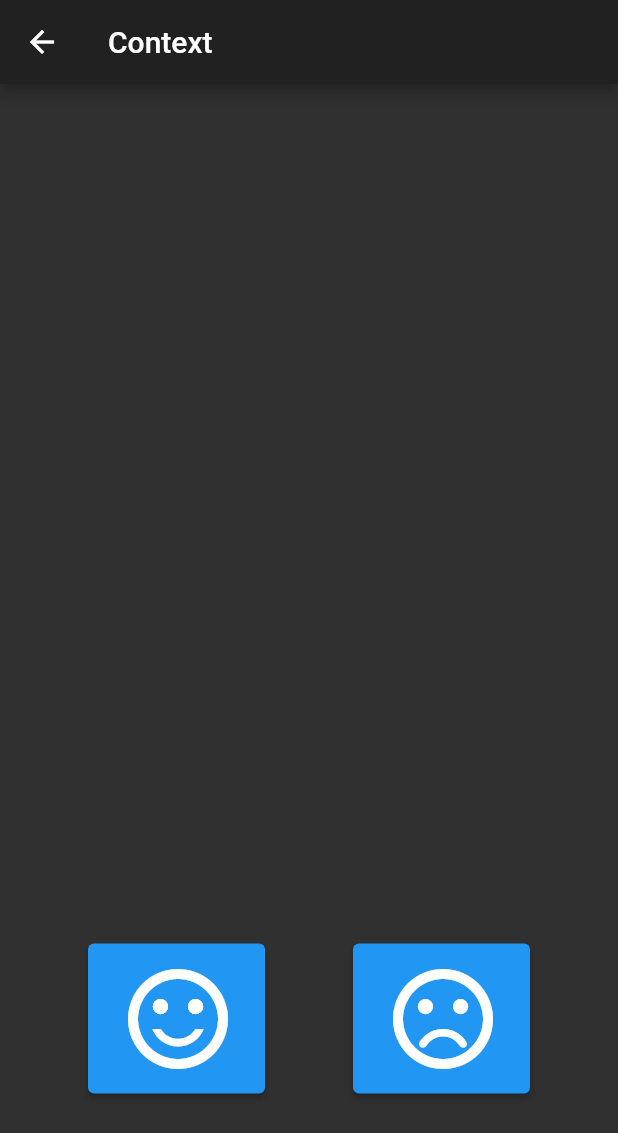
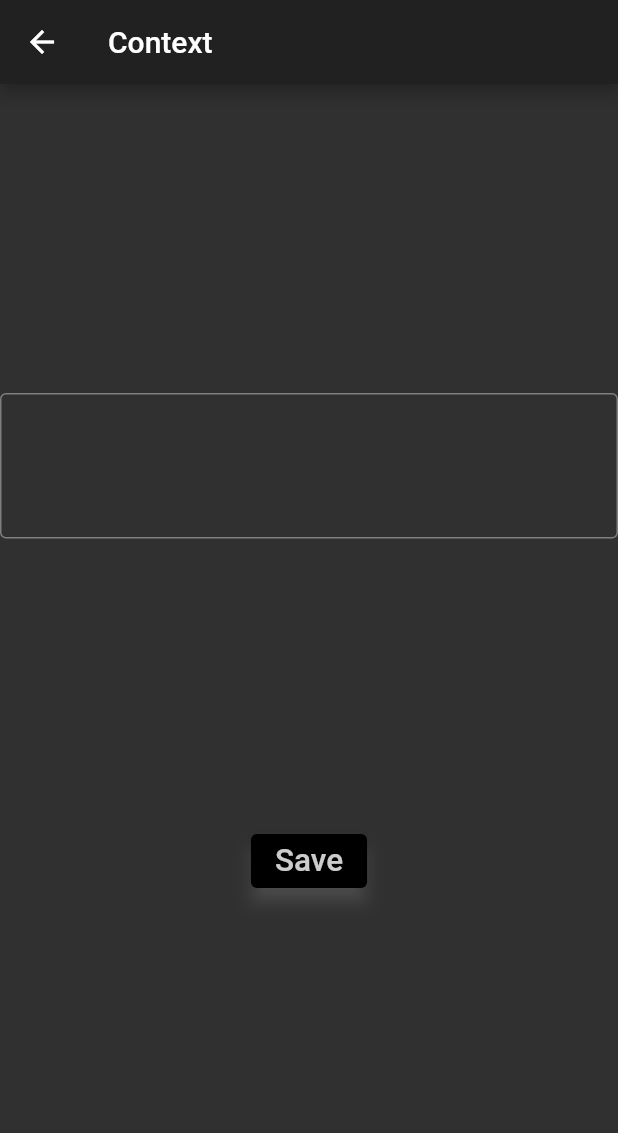
Before and after one commit to jtpatters/observations, a Flutter app: the ObservationContext screen opened by its route, on a phone screen of 412 x 824 dp. Shown: the top 1133 px of the screen. Run offline on Flutter 3.47's test engine with Material 2 defaults, Android fonts, the light colour scheme and no system bars; our stand-ins replace sqflite; accounts and stored records are empty.

Commit message:
context text field

```diff
--- a/lib/screens/observation_home.dart
+++ b/lib/screens/observation_home.dart
@@ -187,35 +187,35 @@ class _ObservationContext extends State<ObservationContext> {
         title: Text("Context"),
       ),
       body: Container(
-        margin: const EdgeInsets.only(bottom: 80.0),
+        margin: const EdgeInsets.only(bottom: 20.0),
         child: Align(
           alignment: Alignment.bottomCenter,
           child: Padding(
             padding: EdgeInsets.only(top: 15.0, bottom: 15.0),
-            child: Row(
+            child: Column(
               mainAxisAlignment: MainAxisAlignment.spaceEvenly,
               children: <Widget>[
-                ElevatedButton.icon(
+                TextField(
+                  keyboardType: TextInputType.multiline,
+                  minLines: 3, //Normal textInputField will be displayed
+                  maxLines: 5, // when user presses enter it will adapt to it
+                  decoration: InputDecoration(
+                      border: OutlineInputBorder(), hintText: ''),
+                ),
+                ElevatedButton(
+                  style: ElevatedButton.styleFrom(
+                    primary: Theme.of(context).primaryColorDark,
+                    onPrimary: Color.fromRGBO(255, 255, 255, 0.8),
+                    shadowColor: Theme.of(context).primaryColorLight,
+                    elevation: 5,
+                  ),
+                  child: Text(
+                    'Save',
+                    textScaleFactor: 1.5,
+                  ),
                   onPressed: () {
-                    Navigator.pop(context);
-                    Navigator.pop(context);
+                    setState(() {});
                   },
-                  icon: Icon(Icons.sentiment_satisfied_alt, size: 80.0),
-                  label: Text('', style: TextStyle(fontSize: 20)),
-                  style: ElevatedButton.styleFrom(
-                    padding: EdgeInsets.fromLTRB(20, 10, 10, 10),
-                  ),
-                ),
-                ElevatedButton.icon(
-                  onPressed: () {
-                    Navigator.pop(context);
-                    Navigator.pop(context);
-                  },
-                  icon: Icon(Icons.sentiment_dissatisfied_rounded, size: 80.0),
-                  label: Text('', style: TextStyle(fontSize: 20)),
-                  style: ElevatedButton.styleFrom(
-                    padding: EdgeInsets.fromLTRB(20, 10, 10, 10),
-                  ),
                 ),
               ],
             ),
```
